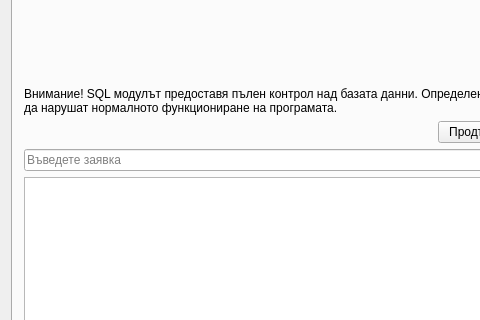
Old version of the form src/View/Widgets/SettingsDialog.ui in the repository thefinalcutbg/DinoDent; both pictures show x 0 to 480 and y 99 to 419 of the 956 by 657 pixel window.
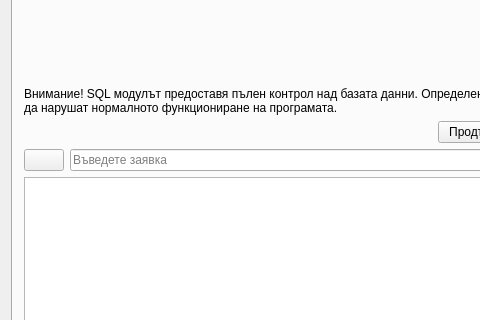
New version of the form. The open tabs and pages were chosen to show the change. Custom widgets are drawn as their Qt base class.

Commit message: add SQL template button

What changed in the file:
```diff
--- a/src/View/Widgets/SettingsDialog.ui
+++ b/src/View/Widgets/SettingsDialog.ui
@@ -2267,6 +2267,19 @@
        </item>
        <item>
         <layout class="QHBoxLayout" name="horizontalLayout_17">
+         <item>
+          <widget class="QPushButton" name="sqlTemplateButton">
+           <property name="toolTip">
+            <string>Зареди шаблон</string>
+           </property>
+           <property name="text">
+            <string/>
+           </property>
+           <property name="autoDefault">
+            <bool>false</bool>
+           </property>
+          </widget>
+         </item>
          <item>
           <widget class="QLineEdit" name="sqlEdit">
            <property name="enabled">
```
Left out of the diff: 2 changed lines with no effect on the pictures. The commit also changes 4 other files.
